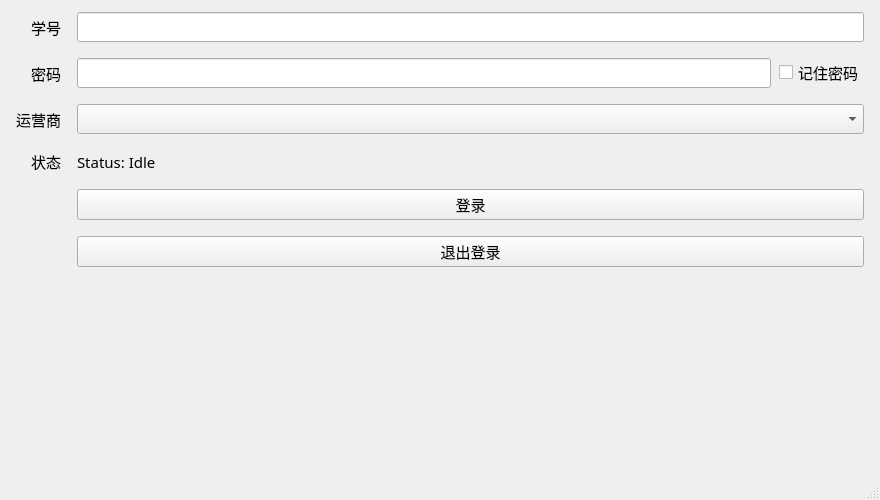
Qt form mainwindow.ui (D3nesyan/JMCampusNetLinker) before a commit.
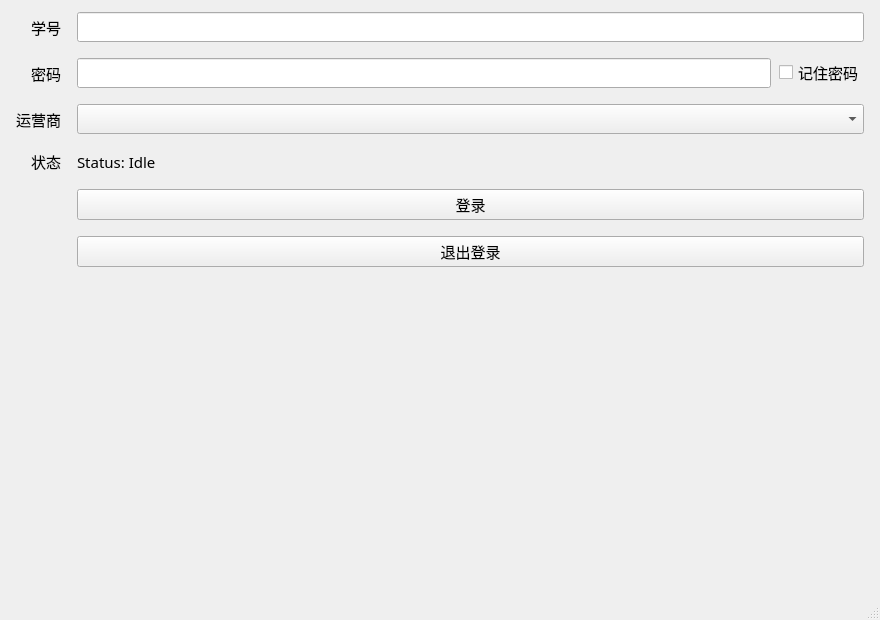
The same form after that commit.

Commit message: fix: increase default window height to 620px for IP table visibility

The edit to the form file:
```diff
--- a/mainwindow.ui
+++ b/mainwindow.ui
@@ -7,7 +7,7 @@
     <x>0</x>
     <y>0</y>
     <width>880</width>
-    <height>500</height>
+    <height>620</height>
    </rect>
   </property>
   <property name="windowTitle">
```
